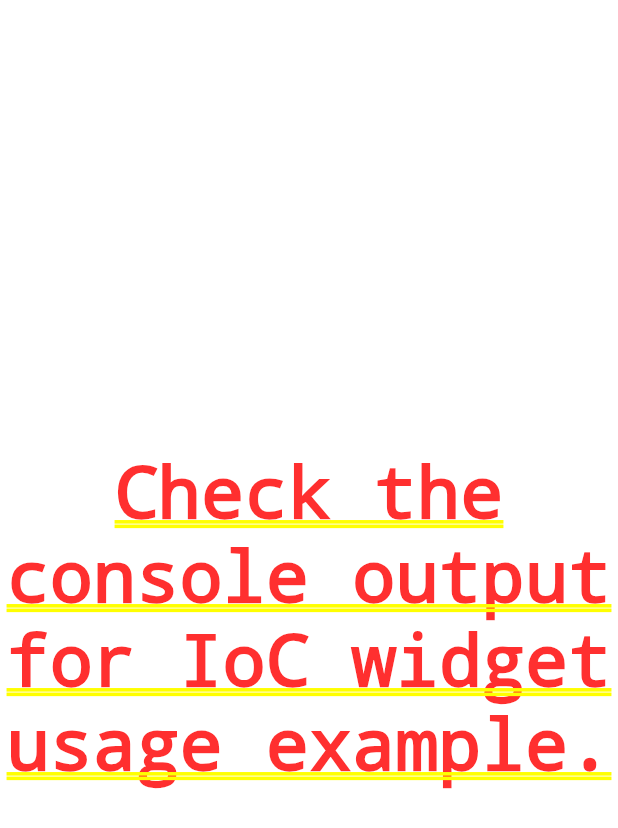
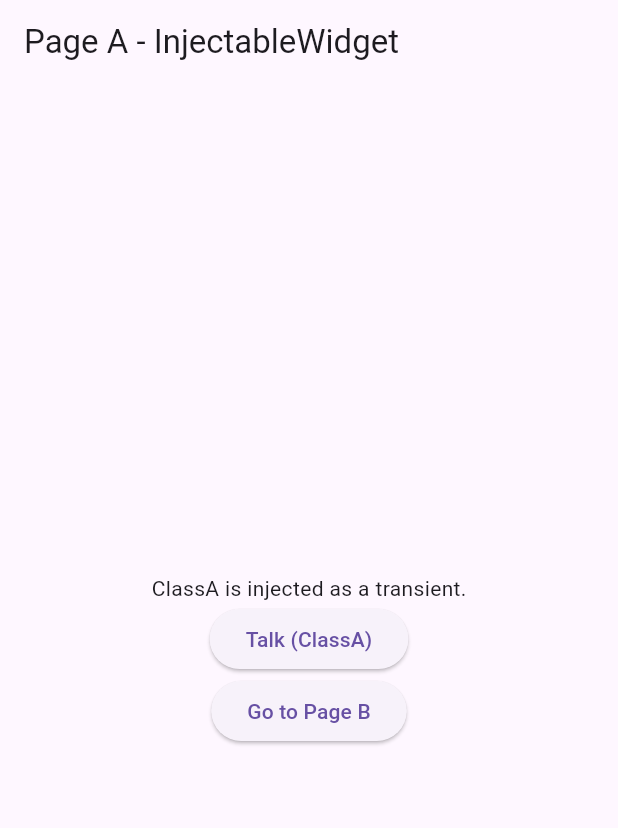
Before and after one commit to melWiss/ioc_widget, a Flutter app: the screen it shows after launch, on a phone screen of 412 x 824 dp. Shown: the top 828 px of the screen. Run offline on Flutter 3.47's test engine with Material 3 defaults, Android fonts, the phone set to English and light mode, and no system bars.

Commit message:
added a minor fix and a better example

```diff
--- a/example/lib/main.dart
+++ b/example/lib/main.dart
@@ -3,8 +3,8 @@ import 'package:ioc_widget/ioc_widget.dart';
 
 /// Example class to demonstrate dependency injection.
 class ClassA {
-  void talk() {
-    print("I'm Class A! $hashCode");
+  String talk() {
+    return "I'm Class A! $hashCode";
   }
 }
 
@@ -13,9 +13,18 @@ class ClassB {
   final ClassA classA;
   const ClassB(this.classA);
 
-  void talk() {
-    print("I'm Class B! $hashCode");
-    print("And I'm Class A! ${classA.hashCode}");
+  String talk() {
+    return "I'm Class B! $hashCode\nAnd I'm Class A! ${classA.hashCode}";
+  }
+}
+
+/// Example class that depends on [ClassB].
+class ClassC {
+  final ClassB classB;
+  const ClassC(this.classB);
+
+  String talk() {
+    return "I'm Class C! $hashCode\n" + classB.talk();
   }
 }
 
@@ -23,7 +32,7 @@ void main() {
   runApp(const MyApp());
 }
 
-/// Example usage of the IoC widget system.
+/// Example usage of the IoC widget system with navigation and all public components.
 class MyApp extends StatelessWidget {
   const MyApp({super.key});
 
@@ -31,13 +40,21 @@ class MyApp extends StatelessWidget {
   Widget build(BuildContext context) {
     return MaterialApp(
       debugShowCheckedModeBanner: false,
-      home: const Body(),
-      builder: (_, child) => MultiIocWidget(
+      initialRoute: '/',
+      routes: {
+        '/': (_) => const PageA(),
+        '/b': (_) => const PageB(),
+        '/c': (_) => const PageC(),
+      },
+      builder:
+          (_, child) => MultiIocWidget(
             dependencies: [
               // Register ClassA as a transient (new instance each time)
               InjectableWidget<ClassA>(factory: (_) => ClassA()),
               // Register ClassB as a lazy singleton (same instance for the subtree)
               LazySingletonWidget<ClassB>(factory: (ctx) => ClassB(ctx.get())),
+              // Register ClassC as a lazy singleton (to show deeper dependency)
+              LazySingletonWidget<ClassC>(factory: (ctx) => ClassC(ctx.get())),
             ],
             child: child!,
           ),
@@ -45,28 +62,119 @@ class MyApp extends StatelessWidget {
   }
 }
 
-class Body extends StatelessWidget {
-  const Body({super.key});
+class PageA extends StatelessWidget {
+  const PageA({super.key});
 
   @override
   Widget build(BuildContext context) {
-    // Retrieve multiple instances of ClassA (should have different hashCodes)
-    final a1 = context.get<ClassA>();
-    final a2 = context.get<ClassA>();
-    a1.talk();
-    a2.talk();
-
-    // Retrieve ClassB (should be the same instance each time)
-    final b1 = context.get<ClassB>();
-    final b2 = context.get<ClassB>();
-    b1.talk();
-    b2.talk();
-
-    return const Center(
-      child: Text(
-        'Check the console output for IoC widget usage example.',
-        textAlign: TextAlign.center,
+    return Scaffold(
+      appBar: AppBar(title: const Text('Page A - InjectableWidget')),
+      body: Center(
+        child: Column(
+          mainAxisAlignment: MainAxisAlignment.center,
+          children: [
+            const Text('ClassA is injected as a transient.'),
+            ElevatedButton(
+              onPressed: () {
+                ScaffoldMessenger.of(context).showSnackBar(
+                  SnackBar(
+                    content: Text('ClassA: ${context.get<ClassA>().talk()}'),
+                  ),
+                );
+              },
+              child: const Text('Talk (ClassA)'),
+            ),
+            ElevatedButton(
+              onPressed: () => Navigator.pushNamed(context, '/b'),
+              child: const Text('Go to Page B'),
+            ),
+          ],
+        ),
       ),
     );
   }
 }
+
+class PageB extends StatelessWidget {
+  const PageB({super.key});
+
+  @override
+  Widget build(BuildContext context) {
+    return Scaffold(
+      appBar: AppBar(title: const Text('Page B - LazySingletonWidget')),
+      body: Center(
+        child: Column(
+          mainAxisAlignment: MainAxisAlignment.center,
+          children: [
+            const Text('ClassB is injected as a lazy singleton.'),
+            ElevatedButton(
+              onPressed: () {
+                ScaffoldMessenger.of(context).showSnackBar(
+                  SnackBar(
+                    content: Text('ClassB: ${context.get<ClassB>().talk()}'),
+                  ),
+                );
+              },
+              child: const Text('Talk (ClassB)'),
+            ),
+            ElevatedButton(
+              onPressed: () => Navigator.pushNamed(context, '/c'),
+              child: const Text('Go to Page C'),
+            ),
+            ElevatedButton(
+              onPressed: () => Navigator.pop(context),
+              child: const Text('Back to Page A'),
+            ),
+          ],
+        ),
+      ),
+    );
+  }
+}
+
+class PageC extends StatelessWidget {
+  const PageC({super.key});
+
+  @override
+  Widget build(BuildContext context) {
+    return Scaffold(
+      appBar: AppBar(title: const Text('Page C - IocConsumer')),
+      body: Center(
+        child: IocConsumer<ClassA>(
+          builder: (ctx) {
+            return Column(
+              mainAxisAlignment: MainAxisAlignment.center,
+              children: [
+                const Text('ClassC is injected using IocConsumer.'),
+                ElevatedButton(
+                  onPressed: () {
+                    ScaffoldMessenger.of(ctx).showSnackBar(
+                      SnackBar(
+                        content: Text('ClassC: ${ctx.get<ClassC>().talk()}'),
+                      ),
+                    );
+                  },
+                  child: const Text('Talk (ClassC)'),
+                ),
+                ElevatedButton(
+                  onPressed: () {
+                    ScaffoldMessenger.of(ctx).showSnackBar(
+                      SnackBar(
+                        content: Text('ClassA: ${ctx.get<ClassA>().talk()}'),
+                      ),
+                    );
+                  },
+                  child: const Text('Talk (ClassA)'),
+                ),
+                ElevatedButton(
+                  onPressed: () => Navigator.pop(ctx),
+                  child: const Text('Back to Page B'),
+                ),
+              ],
+            );
+          },
+        ),
+      ),
+    );
+  }
+}
--- a/lib/src/ioc_consumer_widget.dart
+++ b/lib/src/ioc_consumer_widget.dart
@@ -8,6 +8,7 @@ import 'package:ioc_widget/src/internal_ioc_widgets.dart';
 class IocConsumer<T> extends StatefulWidget {
   /// The builder function that receives the [BuildContext].
   final Widget Function(BuildContext context) builder;
+
   /// Creates an [IocConsumer] widget.
   const IocConsumer({required this.builder, super.key});
 
@@ -29,7 +30,7 @@ class _IocConsumerState<T> extends State<IocConsumer<T>> {
     return LazySingletonWidget<T>(
       factory: dependency.factory,
       dispose: dependency.dispose,
-      child: widget.builder(context),
+      child: Builder(builder: widget.builder),
     );
   }
 }
```
Lines whose indentation alone changed are shown as unchanged.
